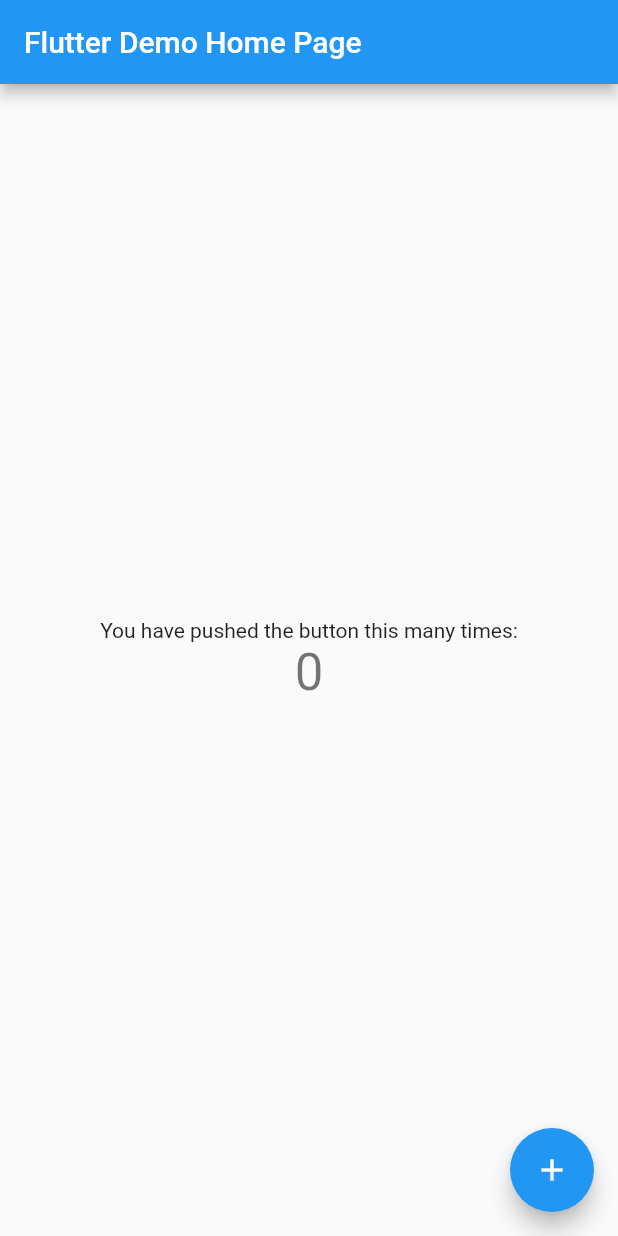
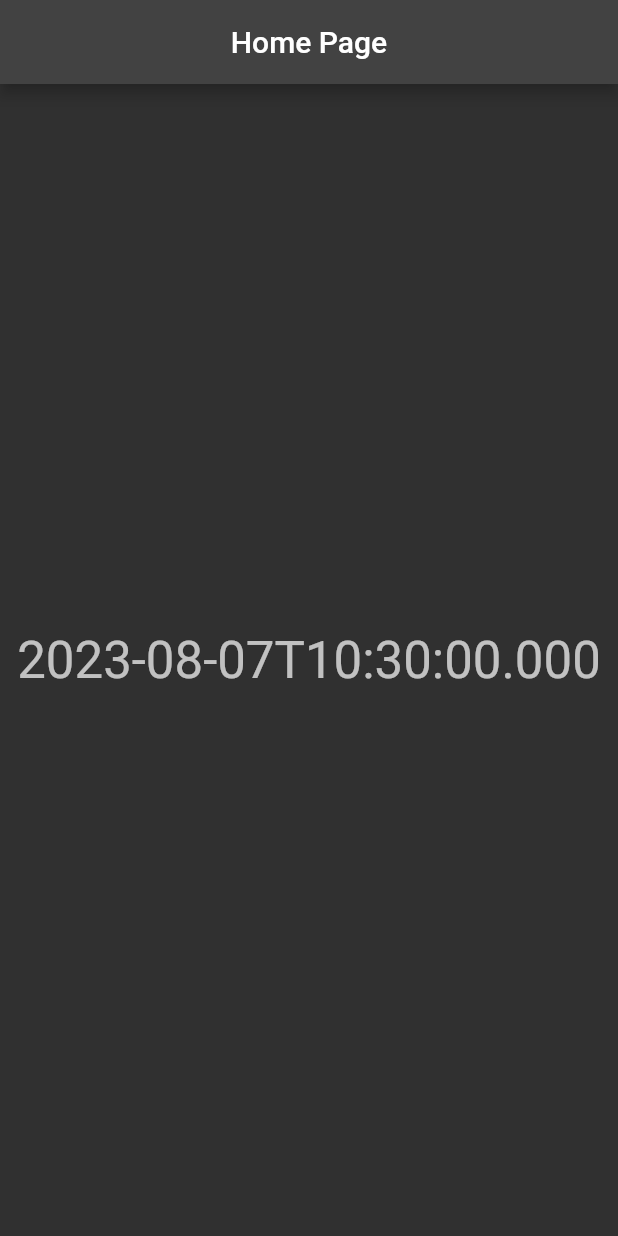
Before and after one commit to MandarinIndia/example_1, a Flutter app: the screen it shows after launch, on a phone screen of 412 x 824 dp. Run offline on Flutter 3.47's test engine with Material 2 defaults, Android fonts, the phone set to English and light mode, and no system bars; our stand-ins replace hooks_riverpod.

Commit message:
example one done

```diff
--- a/lib/main.dart
+++ b/lib/main.dart
@@ -1,115 +1,44 @@
 import 'package:flutter/material.dart';
+import 'package:hooks_riverpod/hooks_riverpod.dart';
 
 void main() {
-  runApp(const MyApp());
+  runApp(const ProviderScope(child: MyApp()));
 }
 
 class MyApp extends StatelessWidget {
   const MyApp({super.key});
 
-  // This widget is the root of your application.
   @override
   Widget build(BuildContext context) {
     return MaterialApp(
-      title: 'Flutter Demo',
-      theme: ThemeData(
-        // This is the theme of your application.
-        //
-        // Try running your application with "flutter run". You'll see the
-        // application has a blue toolbar. Then, without quitting the app, try
-        // changing the primarySwatch below to Colors.green and then invoke
-        // "hot reload" (press "r" in the console where you ran "flutter run",
-        // or simply save your changes to "hot reload" in a Flutter IDE).
-        // Notice that the counter didn't reset back to zero; the application
-        // is not restarted.
-        primarySwatch: Colors.blue,
-      ),
-      home: const MyHomePage(title: 'Flutter Demo Home Page'),
+      debugShowCheckedModeBanner: false,
+      theme: ThemeData.dark(),
+      themeMode: ThemeMode.dark,
+      home: const HomePage(),
     );
   }
 }
 
-class MyHomePage extends StatefulWidget {
-  const MyHomePage({super.key, required this.title});
+final currentDate = Provider<DateTime>(
+  (ref) => DateTime.now(),
+  );
 
-  // This widget is the home page of your application. It is stateful, meaning
-  // that it has a State object (defined below) that contains fields that affect
-  // how it looks.
-
-  // This class is the configuration for the state. It holds the values (in this
-  // case the title) provided by the parent (in this case the App widget) and
-  // used by the build method of the State. Fields in a Widget subclass are
-  // always marked "final".
-
-  final String title;
-
+class HomePage extends ConsumerWidget {
+  const HomePage({super.key});
   @override
-  State<MyHomePage> createState() => _MyHomePageState();
-}
-
-class _MyHomePageState extends State<MyHomePage> {
-  int _counter = 0;
-
-  void _incrementCounter() {
-    setState(() {
-      // This call to setState tells the Flutter framework that something has
-      // changed in this State, which causes it to rerun the build method below
-      // so that the display can reflect the updated values. If we changed
-      // _counter without calling setState(), then the build method would not be
-      // called again, and so nothing would appear to happen.
-      _counter++;
-    });
-  }
-
-  @override
-  Widget build(BuildContext context) {
-    // This method is rerun every time setState is called, for instance as done
-    // by the _incrementCounter method above.
-    //
-    // The Flutter framework has been optimized to make rerunning build methods
-    // fast, so that you can just rebuild anything that needs updating rather
-    // than having to individually change instances of widgets.
+  Widget build(BuildContext context, WidgetRef ref) {
+    final date = ref.watch(currentDate);
     return Scaffold(
       appBar: AppBar(
-        // Here we take the value from the MyHomePage object that was created by
-        // the App.build method, and use it to set our appbar title.
-        title: Text(widget.title),
+        centerTitle: true,
+        title: const Text("Home Page"),
       ),
       body: Center(
-        // Center is a layout widget. It takes a single child and positions it
-        // in the middle of the parent.
-        child: Column(
-          // Column is also a layout widget. It takes a list of children and
-          // arranges them vertically. By default, it sizes itself to fit its
-          // children horizontally, and tries to be as tall as its parent.
-          //
-          // Invoke "debug painting" (press "p" in the console, choose the
-          // "Toggle Debug Paint" action from the Flutter Inspector in Android
-          // Studio, or the "Toggle Debug Paint" command in Visual Studio Code)
-          // to see the wireframe for each widget.
-          //
-          // Column has various properties to control how it sizes itself and
-          // how it positions its children. Here we use mainAxisAlignment to
-          // center the children vertically; the main axis here is the vertical
-          // axis because Columns are vertical (the cross axis would be
-          // horizontal).
-          mainAxisAlignment: MainAxisAlignment.center,
-          children: <Widget>[
-            const Text(
-              'You have pushed the button this many times:',
-            ),
-            Text(
-              '$_counter',
-              style: Theme.of(context).textTheme.headlineMedium,
-            ),
-          ],
+        child: Text(
+          date.toIso8601String(),
+          style: Theme.of(context).textTheme.headline4,
         ),
       ),
-      floatingActionButton: FloatingActionButton(
-        onPressed: _incrementCounter,
-        tooltip: 'Increment',
-        child: const Icon(Icons.add),
-      ), // This trailing comma makes auto-formatting nicer for build methods.
     );
   }
 }
--- a/pubspec.yaml
+++ b/pubspec.yaml
@@ -36,6 +36,7 @@ dependencies:
   # Use with the CupertinoIcons class for iOS style icons.
   cupertino_icons: ^1.0.2
   hooks_riverpod: ^2.3.7
+  flutter_hooks: ^0.20.0
 
 dev_dependencies:
   flutter_test:
```
Also changed, not shown: pubspec.lock, 1 other file.
